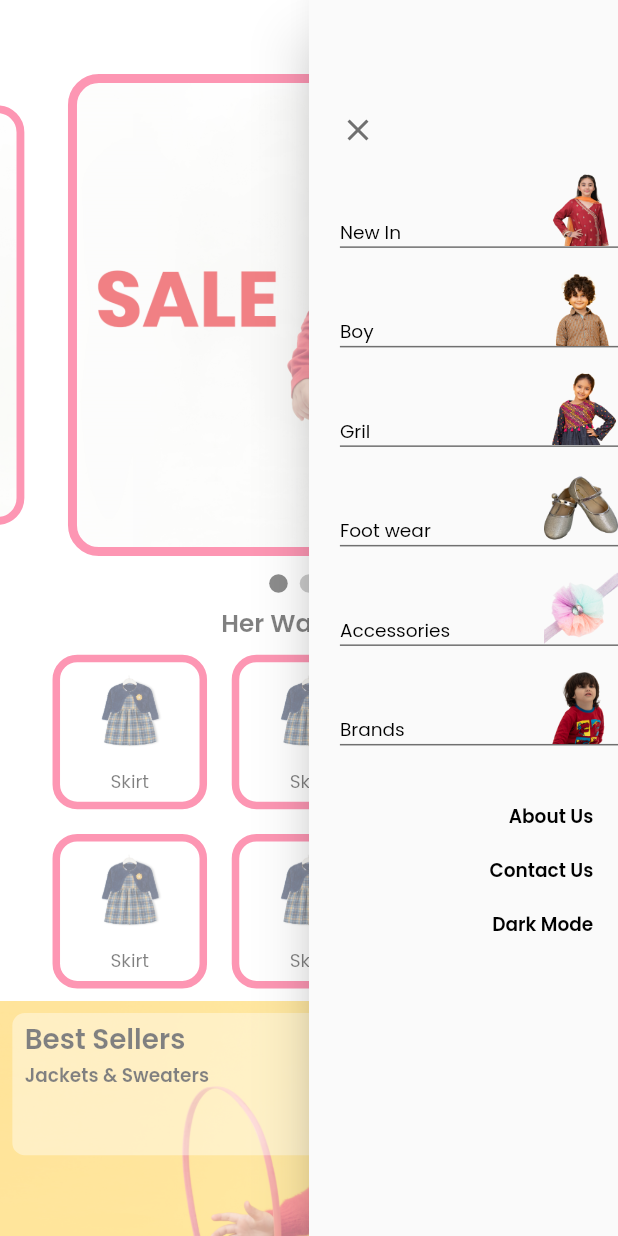
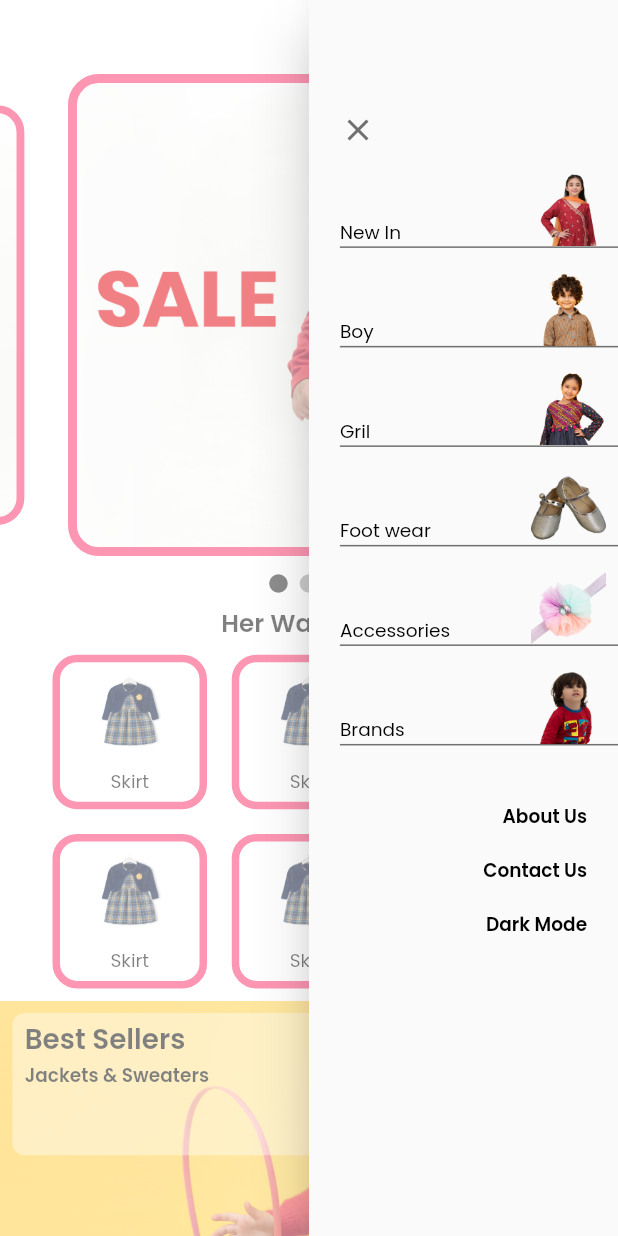
Before and after one commit to naqeeb9a/Mik-n-min, a Flutter app: the LandingPage screen opened directly, with the side drawer open, on a phone screen of 412 x 824 dp. Run offline on Flutter 3.47's test engine with Material 2 defaults, Android fonts, the phone set to English and light mode, and no system bars; drawn by our look-alikes of carousel_slider; our stand-ins replace email_validator, google_fonts.

Commit message:
Hassan ~ drawer modifications

```diff
--- a/lib/widgets/landing Page Widgets/drawer.dart
+++ b/lib/widgets/landing Page Widgets/drawer.dart
@@ -1,4 +1,5 @@
 import 'package:flutter/material.dart';
+import 'package:mik_and_min/utils/app_routes.dart';
 import 'package:mik_and_min/utils/config.dart';
 import 'package:mik_and_min/utils/dynamic_sizes.dart';
 import 'package:mik_and_min/widgets/text_widget.dart';
@@ -11,16 +12,23 @@ customDrawer(
       alignment: Alignment.bottomCenter,
       decoration: const BoxDecoration(
         border: Border(
-              bottom: BorderSide(width: 1, color: CustomColors.customGrey))),
+          bottom: BorderSide(width: 1, color: CustomColors.customGrey),
+        ),
+      ),
       child: Row(
         mainAxisAlignment: MainAxisAlignment.spaceBetween,
         crossAxisAlignment: CrossAxisAlignment.end,
         children: [
           text(context, text1, 0.03, CustomColors.customBlack),
-          Image.asset(
+          Padding(
+            padding: EdgeInsets.only(
+              right: CustomSizes().dynamicWidth(context, 0.02),
+            ),
+            child: Image.asset(
               imgPath,
               width: CustomSizes().dynamicWidth(context, 0.12),
-          )
+            ),
+          ),
         ],
       ),
     );
@@ -31,8 +39,9 @@ customDrawer(
       width: CustomSizes().dynamicWidth(context, 0.5),
       child: Drawer(
         child: Padding(
-          padding:
-              EdgeInsets.only(left: CustomSizes().dynamicWidth(context, 0.05)),
+          padding: EdgeInsets.only(
+            left: CustomSizes().dynamicWidth(context, 0.05),
+          ),
           child: Column(
             crossAxisAlignment: CrossAxisAlignment.end,
             mainAxisAlignment: MainAxisAlignment.spaceEvenly,
@@ -40,11 +49,16 @@ customDrawer(
               SizedBox(
                 height: CustomSizes().dynamicWidth(context, 0.1),
               ),
-              const Align(
+              InkWell(
+                onTap: () {
+                  CustomRoutes().pop(context);
+                },
+                child: const Align(
                   alignment: Alignment.centerLeft,
                   child: Icon(
                     Icons.close,
                     color: CustomColors.customGrey,
+                  ),
                 ),
               ),
               drawerRow("New In", "assets/new in.png"),
@@ -58,23 +72,39 @@ customDrawer(
               ),
               Padding(
                 padding: EdgeInsets.only(
-                    right: CustomSizes().dynamicWidth(context, 0.04)),
-                child: text(context, "About Us", 0.03, CustomColors.customBlack,
-                    bold: true),
+                  right: CustomSizes().dynamicWidth(context, 0.05),
+                ),
+                child: text(
+                  context,
+                  "About Us",
+                  0.03,
+                  CustomColors.customBlack,
+                  bold: true,
+                ),
               ),
               Padding(
                 padding: EdgeInsets.only(
-                    right: CustomSizes().dynamicWidth(context, 0.04)),
+                  right: CustomSizes().dynamicWidth(context, 0.05),
+                ),
                 child: text(
-                    context, "Contact Us", 0.03, CustomColors.customBlack,
-                    bold: true),
+                  context,
+                  "Contact Us",
+                  0.03,
+                  CustomColors.customBlack,
+                  bold: true,
+                ),
               ),
               Padding(
                 padding: EdgeInsets.only(
-                    right: CustomSizes().dynamicWidth(context, 0.04)),
+                  right: CustomSizes().dynamicWidth(context, 0.05),
+                ),
                 child: text(
-                    context, "Dark Mode", 0.03, CustomColors.customBlack,
-                    bold: true),
+                  context,
+                  "Dark Mode",
+                  0.03,
+                  CustomColors.customBlack,
+                  bold: true,
+                ),
               ),
               SizedBox(
                 height: CustomSizes().dynamicWidth(context, 0.4),
```
Lines whose indentation alone changed are shown as unchanged.
